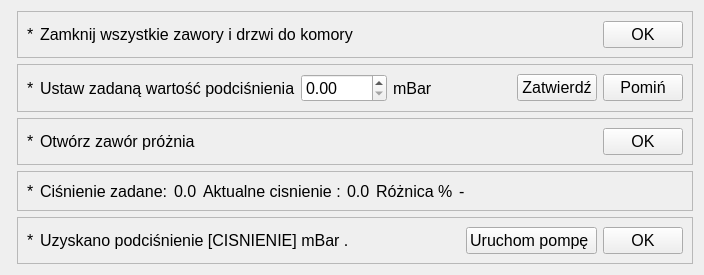
This is app/nowytest_3.ui in wiacekmarcin/StanowiskoChemiczne as Qt 5 draws it before an edit. The edited form follows.
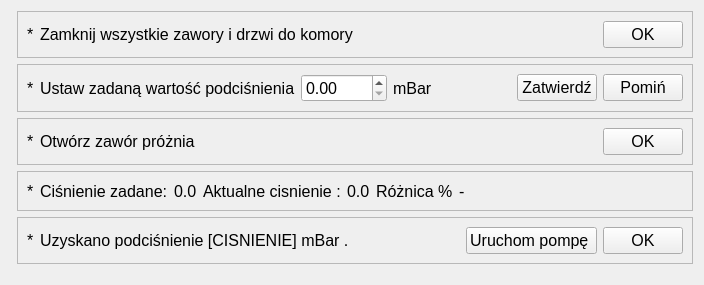
This is the edited form. Custom widgets are drawn as their Qt base class.

What changed in the file:
```diff
--- a/app/nowytest_3.ui
+++ b/app/nowytest_3.ui
@@ -7,7 +7,7 @@
     <x>0</x>
     <y>0</y>
     <width>704</width>
-    <height>207</height>
+    <height>285</height>
    </rect>
   </property>
   <property name="font">
@@ -16,10 +16,10 @@
    </font>
   </property>
   <property name="title" stdset="0">
-   <string>Ciśnienie w komorze</string>
+   <string>Ustalanie podciśnienia w komorze</string>
   </property>
   <property name="subTitle" stdset="0">
-   <string>Ustaw odpowiednie ciśnienie w komorze,</string>
+   <string/>
   </property>
   <layout class="QFormLayout" name="formLayout_2">
    <item row="0" column="1">
```
